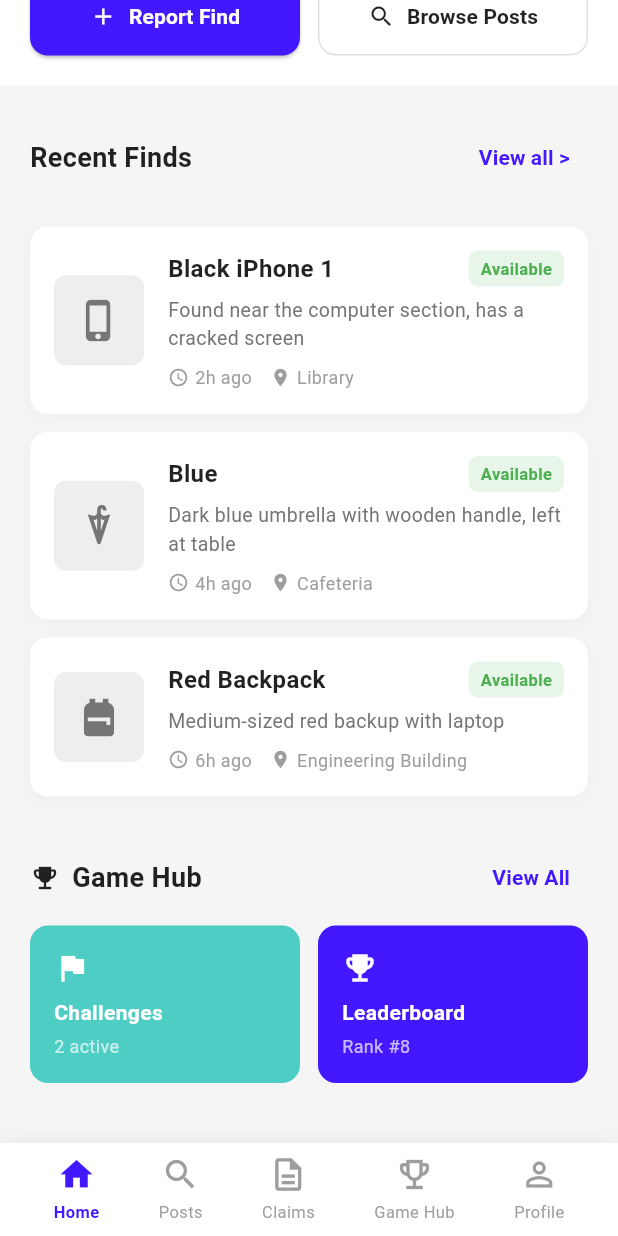
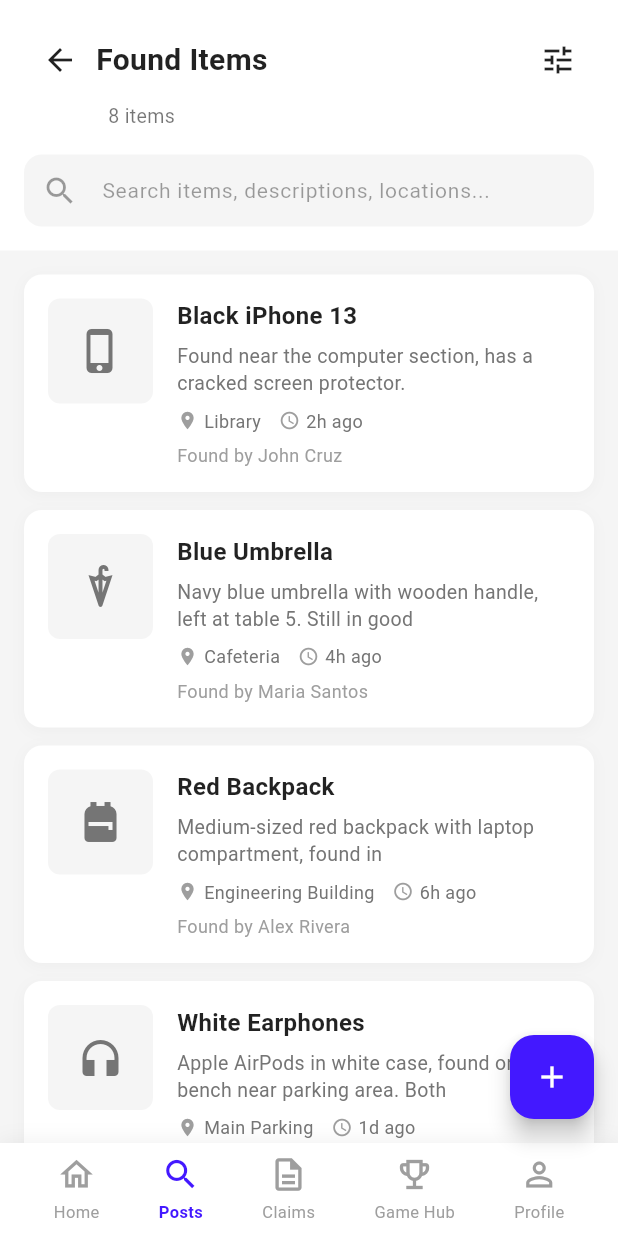
Before and after one commit to meagenotmage/iBalik, a Flutter app: the HomePage screen opened directly, scrolled down 306 dp, after a tap on "Browse Posts", on a phone screen of 412 x 824 dp. Run offline on Flutter 3.47's test engine with Material 3 defaults, Android fonts, the phone set to English and light mode, and no system bars; our stand-ins replace cloud_firestore, firebase_auth, firebase_core; accounts and stored records are empty; Roboto replaces fonts that are missing (SF Pro Display).

Commit message:
skeleton design for posts page with filter. not responsive yet.

```diff
--- a/lib/screens/home_page.dart
+++ b/lib/screens/home_page.dart
@@ -3,6 +3,7 @@ import 'package:firebase_auth/firebase_auth.dart';
 import '../services/auth_service.dart';
 import 'login_page.dart';
 import 'notifications_page.dart';
+import 'posts_page.dart';
 
 class HomePage extends StatefulWidget {
   const HomePage({super.key});
@@ -54,9 +55,21 @@ class _HomePageState extends State<HomePage> {
   }
 
   void _onNavItemTapped(int index) {
-    setState(() {
-      _selectedIndex = index;
-    });
+    // Navigate to Posts page when Posts nav item is tapped
+    if (index == 1) {
+      Navigator.push(
+        context,
+        PageRouteBuilder(
+          pageBuilder: (context, animation, secondaryAnimation) => const PostsPage(),
+          transitionDuration: Duration.zero,
+          reverseTransitionDuration: Duration.zero,
+        ),
+      );
+    } else {
+      setState(() {
+        _selectedIndex = index;
+      });
+    }
   }
 
   @override
@@ -103,8 +116,10 @@ class _HomePageState extends State<HomePage> {
                                 onPressed: () {
                                   Navigator.push(
                                     context,
-                                    MaterialPageRoute(
-                                      builder: (context) => const NotificationsPage(),
+                                    PageRouteBuilder(
+                                      pageBuilder: (context, animation, secondaryAnimation) => const NotificationsPage(),
+                                      transitionDuration: Duration.zero,
+                                      reverseTransitionDuration: Duration.zero,
                                     ),
                                   );
                                 },
@@ -185,7 +200,16 @@ class _HomePageState extends State<HomePage> {
                               const SizedBox(width: 12),
                               Expanded(
                                 child: OutlinedButton.icon(
-                                  onPressed: () {},
+                                  onPressed: () {
+                                    Navigator.push(
+                                      context,
+                                      PageRouteBuilder(
+                                        pageBuilder: (context, animation, secondaryAnimation) => const PostsPage(),
+                                        transitionDuration: Duration.zero,
+                                        reverseTransitionDuration: Duration.zero,
+                                      ),
+                                    );
+                                  },
                                   icon: const Icon(Icons.search, color: Colors.black87),
                                   label: const Text(
                                     'Browse Posts',
--- a/lib/screens/login_page.dart
+++ b/lib/screens/login_page.dart
@@ -293,7 +293,7 @@ class _LoginPageState extends State<LoginPage> {
                                       ),
                                     );
                                   },
-                                  transitionDuration: const Duration(milliseconds: 400),
+                                  transitionDuration: const Duration(milliseconds: 200),
                                 ),
                               );
                             },
--- /dev/null
+++ b/lib/screens/posts_page.dart
@@ -0,0 +1,548 @@
+import 'package:flutter/material.dart';
+
+class PostsPage extends StatefulWidget {
+  const PostsPage({super.key});
+
+  @override
+  State<PostsPage> createState() => _PostsPageState();
+}
+
+class _PostsPageState extends State<PostsPage> {
+  int _selectedIndex = 1; // Posts tab is selected
+  final TextEditingController _searchController = TextEditingController();
+
+  // Filter states
+  String _selectedCategory = 'All';
+  String _selectedLocation = 'All Locations';
+
+  final List<Map<String, dynamic>> _foundItems = [
+    {
+      'id': 1,
+      'name': 'Black iPhone 13',
+      'description': 'Found near the computer section, has a cracked screen protector.',
+      'location': 'Library',
+      'time': '2h ago',
+      'foundBy': 'John Cruz',
+      'image': Icons.phone_iphone,
+    },
+    {
+      'id': 2,
+      'name': 'Blue Umbrella',
+      'description': 'Navy blue umbrella with wooden handle, left at table 5. Still in good',
+      'location': 'Cafeteria',
+      'time': '4h ago',
+      'foundBy': 'Maria Santos',
+      'image': Icons.umbrella,
+    },
+    {
+      'id': 3,
+      'name': 'Red Backpack',
+      'description': 'Medium-sized red backpack with laptop compartment, found in',
+      'location': 'Engineering Building',
+      'time': '6h ago',
+      'foundBy': 'Alex Rivera',
+      'image': Icons.backpack,
+    },
+    {
+      'id': 4,
+      'name': 'White Earphones',
+      'description': 'Apple AirPods in white case, found on bench near parking area. Both',
+      'location': 'Main Parking',
+      'time': '1d ago',
+      'foundBy': 'Lisa Garcia',
+      'image': Icons.headphones,
+    },
+    {
+      'id': 5,
+      'name': 'Brown Wallet',
+      'description': 'Leather wallet with ID cards still inside, found in restroom. Owner',
+      'location': 'Main Building',
+      'time': '2d ago',
+      'foundBy': 'Mike Torres',
+      'image': Icons.account_balance_wallet,
+    },
+    {
+      'id': 6,
+      'name': 'Green Water Bottle',
+      'description': 'Stainless steel water bottle with university sticker. Appears to be',
+      'location': 'Gym',
+      'time': '3d ago',
+      'foundBy': 'Anna Lopez',
+      'image': Icons.water_drop,
+    },
+    {
+      'id': 7,
+      'name': 'Black Laptop Charger',
+      'description': 'Dell laptop charger with original cable. Found plugged in at the',
+      'location': 'Computer Lab',
+      'time': '5h ago',
+      'foundBy': 'Sarah Kim',
+      'image': Icons.power,
+    },
+    {
+      'id': 8,
+      'name': 'Blue Notebook',
+      'description': 'Spiral notebook with math notes and formulas. Has the owner\'s',
+      'location': 'Mathematics Building',
+      'time': '1d ago',
+      'foundBy': 'Carlos Mendez',
+      'image': Icons.book,
+    },
+  ];
+
+  void _onNavItemTapped(int index) {
+    if (index == 0) {
+      Navigator.pop(context); // Go back to home
+    } else if (index != 1) {
+      // If it's not Posts or Home, just update the selected state
+      setState(() {
+        _selectedIndex = index;
+      });
+    }
+  }
+
+  @override
+  void dispose() {
+    _searchController.dispose();
+    super.dispose();
+  }
+
+  void _showFilterBottomSheet() {
+    // Create local copies of the state variables
+    String localCategory = _selectedCategory;
+    String localLocation = _selectedLocation;
+
+    showGeneralDialog(
+      context: context,
+      barrierDismissible: true,
+      barrierLabel: MaterialLocalizations.of(context).modalBarrierDismissLabel,
+      barrierColor: Colors.black54,
+      transitionDuration: const Duration(milliseconds: 200),
+      pageBuilder: (context, animation, secondaryAnimation) {
+        return Align(
+          alignment: Alignment.topCenter,
+          child: Material(
+            color: Colors.transparent,
+            child: Container(
+              margin: EdgeInsets.only(top: MediaQuery.of(context).padding.top),
+              decoration: const BoxDecoration(
+                color: Colors.white,
+                borderRadius: BorderRadius.only(
+                  bottomLeft: Radius.circular(20),
+                  bottomRight: Radius.circular(20),
+                ),
+              ),
+              child: SafeArea(
+                bottom: false,
+                child: StatefulBuilder(
+                  builder: (context, setModalState) => SingleChildScrollView(
+                    child: Padding(
+                      padding: const EdgeInsets.all(20),
+                      child: Column(
+                        mainAxisSize: MainAxisSize.min,
+                        crossAxisAlignment: CrossAxisAlignment.start,
+                        children: [
+                          // Header
+                          Row(
+                            mainAxisAlignment: MainAxisAlignment.spaceBetween,
+                            children: [
+                              IconButton(
+                                icon: const Icon(Icons.arrow_back),
+                                onPressed: () => Navigator.pop(context),
+                              ),
+                              const Text(
+                                'Found Items',
+                                style: TextStyle(
+                                  fontSize: 18,
+                                  fontWeight: FontWeight.bold,
+                                ),
+                              ),
+                              IconButton(
+                                icon: const Icon(Icons.tune),
+                                onPressed: () => Navigator.pop(context),
+                              ),
+                            ],
+                          ),
+                          const SizedBox(height: 8),
+                          const Padding(
+                            padding: EdgeInsets.only(left: 56),
+                            child: Text(
+                              '8 items',
+                              style: TextStyle(
+                                fontSize: 13,
+                                color: Colors.black54,
+                              ),
+                            ),
+                          ),
+                          const SizedBox(height: 20),
+                          // Category Section
+                          const Text(
+                            'Category',
+                            style: TextStyle(
+                              fontSize: 14,
+                              fontWeight: FontWeight.w600,
+                              color: Colors.black87,
+                            ),
+                          ),
+                          const SizedBox(height: 12),
+                          Wrap(
+                            spacing: 8,
+                            runSpacing: 8,
+                            children: [
+                              _buildFilterChip('All', localCategory, (value) {
+                                setModalState(() => localCategory = value);
+                                setState(() => _selectedCategory = value);
+                              }),
+                              _buildFilterChip('Electronics', localCategory, (value) {
+                                setModalState(() => localCategory = value);
+                                setState(() => _selectedCategory = value);
+                              }),
+                              _buildFilterChip('Personal Items', localCategory, (value) {
+                                setModalState(() => localCategory = value);
+                                setState(() => _selectedCategory = value);
+                              }),
+                              _buildFilterChip('Bags', localCategory, (value) {
+                                setModalState(() => localCategory = value);
+                                setState(() => _selectedCategory = value);
+                              }),
+                              _buildFilterChip('Documents', localCategory, (value) {
+                                setModalState(() => localCategory = value);
+                                setState(() => _selectedCategory = value);
+                              }),
+                              _buildFilterChip('Accessories', localCategory, (value) {
+                                setModalState(() => localCategory = value);
+                                setState(() => _selectedCategory = value);
+                              }),
+                            ],
+                          ),
+                          const SizedBox(height: 24),
+                          // Location Section
+                          const Text(
+                            'Location',
+                            style: TextStyle(
+                              fontSize: 14,
+                              fontWeight: FontWeight.w600,
+                              color: Colors.black87,
+                            ),
+                          ),
+                          const SizedBox(height: 12),
+                          Wrap(
+                            spacing: 8,
+                            runSpacing: 8,
+                            children: [
+                              _buildFilterChip('All Locations', localLocation, (value) {
+                                setModalState(() => localLocation = value);
+                                setState(() => _selectedLocation = value);
+                              }),
+                              _buildFilterChip('Library', localLocation, (value) {
+                                setModalState(() => localLocation = value);
+                                setState(() => _selectedLocation = value);
+                              }),
+                              _buildFilterChip('Cafeteria', localLocation, (value) {
+                                setModalState(() => localLocation = value);
+                                setState(() => _selectedLocation = value);
+                              }),
+                              _buildFilterChip('Engineering Building', localLocation, (value) {
+                                setModalState(() => localLocation = value);
+                                setState(() => _selectedLocation = value);
+                              }),
+                              _buildFilterChip('Main Parking', localLocation, (value) {
+                                setModalState(() => localLocation = value);
+                                setState(() => _selectedLocation = value);
+                              }),
+                              _buildFilterChip('Main Building', localLocation, (value) {
+                                setModalState(() => localLocation = value);
+                                setState(() => _selectedLocation = value);
+                              }),
+                              _buildFilterChip('Gym', localLocation, (value) {
+                                setModalState(() => localLocation = value);
+                                setState(() => _selectedLocation = value);
+                              }),
+                            ],
+                          ),
+                          const SizedBox(height: 20),
+                        ],
+                      ),
+                    ),
+                  ),
+                ),
+              ),
+            ),
+          ),
+        );
+      },
+      transitionBuilder: (context, animation, secondaryAnimation, child) {
+        return SlideTransition(
+          position: Tween<Offset>(
+            begin: const Offset(0, -1),
+            end: Offset.zero,
+          ).animate(animation),
+          child: child,
+        );
+      },
+    );
+  }
+
+  Widget _buildFilterChip(String label, String selectedValue, Function(String) onTap) {
+    final isSelected = selectedValue == label;
+    return InkWell(
+      onTap: () => onTap(label),
+      child: Container(
+        padding: const EdgeInsets.symmetric(horizontal: 16, vertical: 10),
+        decoration: BoxDecoration(
+          color: isSelected ? const Color(0xFF4318FF) : Colors.white,
+          border: Border.all(
+            color: isSelected ? const Color(0xFF4318FF) : Colors.black12,
+          ),
+          borderRadius: BorderRadius.circular(8),
+        ),
+        child: Text(
+          label,
+          style: TextStyle(
+            fontSize: 13,
+            fontWeight: isSelected ? FontWeight.w600 : FontWeight.normal,
+            color: isSelected ? Colors.white : Colors.black87,
+          ),
+        ),
+      ),
+    );
+  }
+
+  @override
+  Widget build(BuildContext context) {
+    return Scaffold(
+      backgroundColor: const Color(0xFFF5F5F5),
+      body: SafeArea(
+        child: Column(
+          children: [
+            // Header
+            Container(
+              color: Colors.white,
+              padding: const EdgeInsets.all(16),
+              child: Column(
+                crossAxisAlignment: CrossAxisAlignment.start,
+                children: [
+                  Row(
+                    children: [
+                      IconButton(
+                        icon: const Icon(Icons.arrow_back, color: Colors.black87),
+                        onPressed: () => Navigator.pop(context),
+                      ),
+                      const Expanded(
+                        child: Text(
+                          'Found Items',
+                          style: TextStyle(
+                            fontSize: 20,
+                            fontWeight: FontWeight.bold,
+                            color: Colors.black87,
+                          ),
+                        ),
+                      ),
+                      IconButton(
+                        icon: const Icon(Icons.tune, color: Colors.black87),
+                        onPressed: _showFilterBottomSheet,
+                      ),
+                    ],
+                  ),
+                  const SizedBox(height: 4),
+                  Padding(
+                    padding: const EdgeInsets.only(left: 56),
+                    child: Text(
+                      '${_foundItems.length} items',
+                      style: const TextStyle(
+                        fontSize: 13,
+                        color: Colors.black54,
+                      ),
+                    ),
+                  ),
+                  const SizedBox(height: 16),
+                  // Search Bar
+                  TextField(
+                    controller: _searchController,
+                    decoration: InputDecoration(
+                      hintText: 'Search items, descriptions, locations...',
+                      hintStyle: const TextStyle(
+                        color: Colors.black38,
+                        fontSize: 14,
+                      ),
+                      prefixIcon: const Icon(Icons.search, color: Colors.black38),
+                      filled: true,
+                      fillColor: const Color(0xFFF5F5F5),
+                      border: OutlineInputBorder(
+                        borderRadius: BorderRadius.circular(12),
+                        borderSide: BorderSide.none,
+                      ),
+                      contentPadding: const EdgeInsets.symmetric(horizontal: 16, vertical: 12),
+                    ),
+                  ),
+                ],
+              ),
+            ),
+            // Items List
+            Expanded(
+              child: ListView.builder(
+                padding: const EdgeInsets.all(16),
+                itemCount: _foundItems.length,
+                itemBuilder: (context, index) {
+                  final item = _foundItems[index];
+                  return _buildItemCard(item);
+                },
+              ),
+            ),
+          ],
+        ),
+      ),
+      floatingActionButton: FloatingActionButton(
+        onPressed: () {},
+        backgroundColor: const Color(0xFF4318FF),
+        child: const Icon(Icons.add, color: Colors.white),
+      ),
+      bottomNavigationBar: Container(
+        decoration: BoxDecoration(
+          color: Colors.white,
+          boxShadow: [
+            BoxShadow(
+              color: Colors.black.withOpacity(0.05),
+              blurRadius: 10,
+              offset: const Offset(0, -2),
+            ),
+          ],
+        ),
+        child: SafeArea(
+          child: Padding(
+            padding: const EdgeInsets.symmetric(horizontal: 16, vertical: 8),
+            child: Row(
+              mainAxisAlignment: MainAxisAlignment.spaceAround,
+              children: [
+                _buildNavItem(Icons.home_outlined, 'Home', 0),
+                _buildNavItem(Icons.search, 'Posts', 1),
+                _buildNavItem(Icons.description_outlined, 'Claims', 2),
+                _buildNavItem(Icons.emoji_events_outlined, 'Game Hub', 3),
+                _buildNavItem(Icons.person_outline, 'Profile', 4),
+              ],
+            ),
+          ),
+        ),
+      ),
+    );
+  }
+
+  Widget _buildItemCard(Map<String, dynamic> item) {
+    return Container(
+      margin: const EdgeInsets.only(bottom: 12),
+      padding: const EdgeInsets.all(16),
+      decoration: BoxDecoration(
+        color: Colors.white,
+        borderRadius: BorderRadius.circular(12),
+        boxShadow: [
+          BoxShadow(
+            color: Colors.black.withOpacity(0.03),
+            blurRadius: 8,
+            offset: const Offset(0, 2),
+          ),
+        ],
+      ),
+      child: Row(
+        crossAxisAlignment: CrossAxisAlignment.start,
+        children: [
+          // Item Image
+          Container(
+            width: 70,
+            height: 70,
+            decoration: BoxDecoration(
+              color: Colors.grey[100],
+              borderRadius: BorderRadius.circular(8),
+            ),
+            child: Icon(item['image'], color: Colors.grey[600], size: 32),
+          ),
+          const SizedBox(width: 16),
+          // Item Details
+          Expanded(
+            child: Column(
+              crossAxisAlignment: CrossAxisAlignment.start,
+              children: [
+                Text(
+                  item['name'],
+                  style: const TextStyle(
+                    fontSize: 16,
+                    fontWeight: FontWeight.bold,
+                    color: Colors.black87,
+                  ),
+                ),
+                const SizedBox(height: 6),
+                Text(
+                  item['description'],
+                  style: TextStyle(
+                    fontSize: 13,
+                    color: Colors.grey[600],
+                    height: 1.4,
+                  ),
+                  maxLines: 2,
+                  overflow: TextOverflow.ellipsis,
+                ),
+                const SizedBox(height: 8),
+                Row(
+                  children: [
+                    Icon(Icons.location_on, size: 14, color: Colors.grey[500]),
+                    const SizedBox(width: 4),
+                    Text(
+                      item['location'],
+                      style: TextStyle(
+                        fontSize: 12,
+                        color: Colors.grey[600],
+                      ),
+                    ),
+                    const SizedBox(width: 12),
+                    Icon(Icons.access_time, size: 14, color: Colors.grey[500]),
+                    const SizedBox(width: 4),
+                    Text(
+                      item['time'],
+                      style: TextStyle(
+                        fontSize: 12,
+                        color: Colors.grey[600],
+                      ),
+                    ),
+                  ],
+                ),
+                const SizedBox(height: 6),
+                Text(
+                  'Found by ${item['foundBy']}',
+                  style: TextStyle(
+                    fontSize: 12,
+                    color: Colors.grey[500],
+                  ),
+                ),
+              ],
+            ),
+          ),
+        ],
+      ),
+    );
+  }
+
+  Widget _buildNavItem(IconData icon, String label, int index) {
+    final isSelected = _selectedIndex == index;
+    return InkWell(
+      onTap: () => _onNavItemTapped(index),
+      child: Column(
+        mainAxisSize: MainAxisSize.min,
+        children: [
+          Icon(
+            icon,
+            color: isSelected ? const Color(0xFF4318FF) : Colors.grey,
+            size: 26,
+          ),
+          const SizedBox(height: 4),
+          Text(
+            label,
+            style: TextStyle(
+              fontSize: 11,
+              color: isSelected ? const Color(0xFF4318FF) : Colors.grey,
+              fontWeight: isSelected ? FontWeight.w600 : FontWeight.normal,
+            ),
+          ),
+        ],
+      ),
+    );
+  }
+}
--- a/lib/screens/signup_page.dart
+++ b/lib/screens/signup_page.dart
@@ -210,7 +210,7 @@ class _SignUpPageState extends State<SignUpPage> {
                                       ),
                                     );
                                   },
-                                  transitionDuration: const Duration(milliseconds: 400),
+                                  transitionDuration: const Duration(milliseconds: 200),
                                 ),
                               );
                             },
--- a/lib/screens/signup_page_backup.dart
+++ b/lib/screens/signup_page_backup.dart
@@ -172,7 +172,7 @@ class _LoginPageState extends State<LoginPage> {
                                       ),
                                     );
                                   },
-                                  transitionDuration: const Duration(milliseconds: 400),
+                                  transitionDuration: const Duration(milliseconds: 200),
                                 ),
                               );
                             },
```
